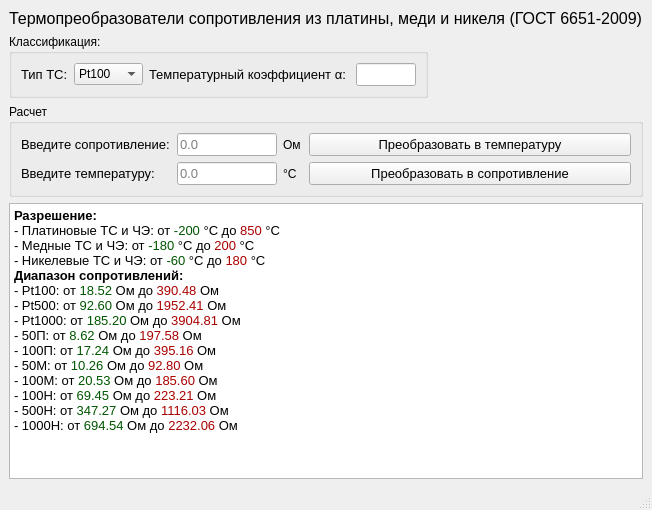
Qt form rtd_calculator_resistance_to_temperature.ui (Solderingironspb/CRC-Calculator-by-Solderingiron) before a commit.
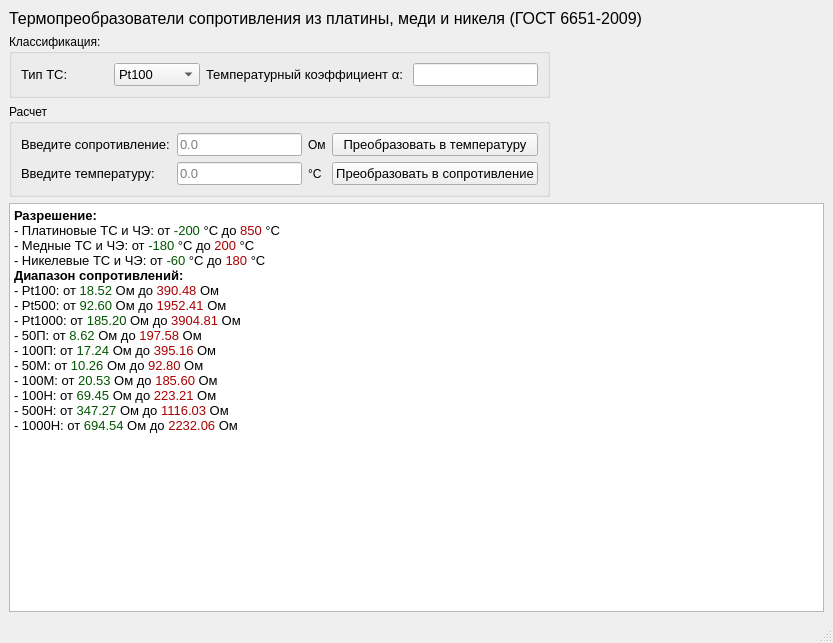
The same form after that commit. Icons and pictures are not drawn.

What changed in the file:
```diff
--- a/rtd_calculator_resistance_to_temperature.ui
+++ b/rtd_calculator_resistance_to_temperature.ui
@@ -6,8 +6,8 @@
    <rect>
     <x>0</x>
     <y>0</y>
-    <width>652</width>
-    <height>510</height>
+    <width>833</width>
+    <height>643</height>
    </rect>
   </property>
   <property name="windowTitle">
@@ -32,17 +32,39 @@
      </widget>
     </item>
     <item>
+     <layout class="QHBoxLayout" name="horizontalLayout_3">
+      <item>
+       <layout class="QVBoxLayout" name="verticalLayout_2">
+        <item>
      <layout class="QHBoxLayout" name="horizontalLayout_2">
       <item>
        <widget class="QGroupBox" name="groupBox">
+            <property name="sizePolicy">
+             <sizepolicy hsizetype="Expanding" vsizetype="Preferred">
+              <horstretch>0</horstretch>
+              <verstretch>0</verstretch>
+             </sizepolicy>
+            </property>
         <property name="title">
          <string>Классификация:</string>
         </property>
-        <layout class="QVBoxLayout" name="verticalLayout">
-         <item>
+            <layout class="QGridLayout" name="gridLayout_3">
+             <item row="0" column="0">
           <layout class="QHBoxLayout" name="horizontalLayout">
            <item>
             <widget class="QLabel" name="label_2">
+                 <property name="sizePolicy">
+                  <sizepolicy hsizetype="Expanding" vsizetype="Preferred">
+                   <horstretch>0</horstretch>
+                   <verstretch>0</verstretch>
+                  </sizepolicy>
+                 </property>
+                 <property name="minimumSize">
+                  <size>
+                   <width>47</width>
+                   <height>0</height>
+                  </size>
+                 </property>
              <property name="font">
               <font>
                <pointsize>10</pointsize>
@@ -55,6 +77,17 @@
            </item>
            <item>
             <widget class="QComboBox" name="comboBox_Type">
+                 <property name="sizePolicy">
+                  <sizepolicy hsizetype="Expanding" vsizetype="Fixed">
+                   <horstretch>0</horstretch>
+                   <verstretch>0</verstretch>
+                  </sizepolicy>
+                 </property>
+                 <property name="font">
+                  <font>
+                   <pointsize>10</pointsize>
+                  </font>
+                 </property>
              <item>
               <property name="text">
                <string>Pt100</string>
@@ -109,6 +142,18 @@
            </item>
            <item>
             <widget class="QLabel" name="label_3">
+                 <property name="sizePolicy">
+                  <sizepolicy hsizetype="Expanding" vsizetype="Preferred">
+                   <horstretch>0</horstretch>
+                   <verstretch>0</verstretch>
+                  </sizepolicy>
+                 </property>
+                 <property name="minimumSize">
+                  <size>
+                   <width>197</width>
+                   <height>0</height>
+                  </size>
+                 </property>
              <property name="font">
               <font>
                <pointsize>10</pointsize>
@@ -123,7 +168,7 @@
             <widget class="QLineEdit" name="lineEdit_alpha">
              <property name="maximumSize">
               <size>
-               <width>60</width>
+                   <width>500</width>
                <height>16777215</height>
               </size>
              </property>
@@ -145,19 +190,6 @@
         </layout>
        </widget>
       </item>
-      <item>
-       <spacer name="horizontalSpacer">
-        <property name="orientation">
-         <enum>Qt::Horizontal</enum>
-        </property>
-        <property name="sizeHint" stdset="0">
-         <size>
-          <width>40</width>
-          <height>20</height>
-         </size>
-        </property>
-       </spacer>
-      </item>
      </layout>
     </item>
     <item>
@@ -165,7 +197,7 @@
       <property name="title">
        <string>Расчет</string>
       </property>
-      <layout class="QVBoxLayout" name="verticalLayout_2">
+          <layout class="QVBoxLayout" name="verticalLayout">
        <item>
         <layout class="QGridLayout" name="gridLayout">
          <item row="0" column="0">
@@ -196,7 +228,7 @@
           <widget class="QLineEdit" name="lineEdit">
            <property name="maximumSize">
             <size>
-             <width>100</width>
+                 <width>500</width>
              <height>16777215</height>
             </size>
            </property>
@@ -214,7 +246,7 @@
           <widget class="QLineEdit" name="lineEdit_2">
            <property name="maximumSize">
             <size>
-             <width>100</width>
+                 <width>500</width>
              <height>16777215</height>
             </size>
            </property>
@@ -233,6 +265,12 @@
          </item>
          <item row="0" column="3">
           <widget class="QPushButton" name="pushButton">
+               <property name="sizePolicy">
+                <sizepolicy hsizetype="Expanding" vsizetype="Fixed">
+                 <horstretch>0</horstretch>
+                 <verstretch>0</verstretch>
+                </sizepolicy>
+               </property>
            <property name="font">
             <font>
              <pointsize>10</pointsize>
@@ -269,6 +307,12 @@
          </item>
          <item row="1" column="3">
           <widget class="QPushButton" name="pushButton_2">
+               <property name="sizePolicy">
+                <sizepolicy hsizetype="Expanding" vsizetype="Fixed">
+                 <horstretch>0</horstretch>
+                 <verstretch>0</verstretch>
+                </sizepolicy>
+               </property>
            <property name="font">
             <font>
              <pointsize>10</pointsize>
@@ -281,9 +325,15 @@
          </item>
          <item row="0" column="2">
           <widget class="QLabel" name="label_6">
+               <property name="sizePolicy">
+                <sizepolicy hsizetype="Expanding" vsizetype="Preferred">
+                 <horstretch>0</horstretch>
+                 <verstretch>0</verstretch>
+                </sizepolicy>
+               </property>
            <property name="maximumSize">
             <size>
-             <width>20</width>
+                 <width>100</width>
              <height>16777215</height>
             </size>
            </property>
@@ -294,9 +344,15 @@
          </item>
          <item row="1" column="2">
           <widget class="QLabel" name="label_7">
+               <property name="sizePolicy">
+                <sizepolicy hsizetype="Expanding" vsizetype="Preferred">
+                 <horstretch>0</horstretch>
+                 <verstretch>0</verstretch>
+                </sizepolicy>
+               </property>
            <property name="maximumSize">
             <size>
-             <width>20</width>
+                 <width>100</width>
              <height>16777215</height>
             </size>
            </property>
@@ -310,28 +366,45 @@
       </layout>
      </widget>
     </item>
+       </layout>
+      </item>
+      <item>
+       <spacer name="horizontalSpacer">
+        <property name="orientation">
+         <enum>Qt::Horizontal</enum>
+        </property>
+        <property name="sizeHint" stdset="0">
+         <size>
+          <width>40</width>
+          <height>20</height>
+         </size>
+        </property>
+       </spacer>
+      </item>
+     </layout>
+    </item>
     <item>
      <widget class="QTextBrowser" name="textBrowser">
       <property name="html">
        <string>&lt;!DOCTYPE HTML PUBLIC &quot;-//W3C//DTD HTML 4.0//EN&quot; &quot;http://www.w3.org/TR/REC-html40/strict.dtd&quot;&gt;
-&lt;html&gt;&lt;head&gt;&lt;meta name=&quot;qrichtext&quot; content=&quot;1&quot; /&gt;&lt;style type=&quot;text/css&quot;&gt;
+&lt;html&gt;&lt;head&gt;&lt;meta name=&quot;qrichtext&quot; content=&quot;1&quot; /&gt;&lt;meta charset=&quot;utf-8&quot; /&gt;&lt;style type=&quot;text/css&quot;&gt;
 p, li { white-space: pre-wrap; }
-&lt;/style&gt;&lt;/head&gt;&lt;body style=&quot; font-family:'MS Shell Dlg 2'; font-size:8.25pt; font-weight:400; font-style:normal;&quot;&gt;
-&lt;p style=&quot; margin-top:0px; margin-bottom:0px; margin-left:0px; margin-right:0px; -qt-block-indent:0; text-indent:0px;&quot;&gt;&lt;span style=&quot; font-size:10pt; font-weight:600;&quot;&gt;Разрешение:&lt;/span&gt;&lt;/p&gt;
-&lt;p style=&quot; margin-top:0px; margin-bottom:0px; margin-left:0px; margin-right:0px; -qt-block-indent:0; text-indent:0px;&quot;&gt;&lt;span style=&quot; font-size:10pt;&quot;&gt;- Платиновые ТС и ЧЭ: от &lt;/span&gt;&lt;span style=&quot; font-size:10pt; color:#005500;&quot;&gt;-200&lt;/span&gt;&lt;span style=&quot; font-size:10pt;&quot;&gt; °C до &lt;/span&gt;&lt;span style=&quot; font-size:10pt; color:#aa0000;&quot;&gt;850&lt;/span&gt;&lt;span style=&quot; font-size:10pt;&quot;&gt; °С &lt;/span&gt;&lt;/p&gt;
-&lt;p style=&quot; margin-top:0px; margin-bottom:0px; margin-left:0px; margin-right:0px; -qt-block-indent:0; text-indent:0px;&quot;&gt;&lt;span style=&quot; font-size:10pt;&quot;&gt;- Медные ТС и ЧЭ: от &lt;/span&gt;&lt;span style=&quot; font-size:10pt; color:#005500;&quot;&gt;-180&lt;/span&gt;&lt;span style=&quot; font-size:10pt;&quot;&gt; °C до &lt;/span&gt;&lt;span style=&quot; font-size:10pt; color:#aa0000;&quot;&gt;200&lt;/span&gt;&lt;span style=&quot; font-size:10pt;&quot;&gt; °С &lt;/span&gt;&lt;/p&gt;
-&lt;p style=&quot; margin-top:0px; margin-bottom:0px; margin-left:0px; margin-right:0px; -qt-block-indent:0; text-indent:0px;&quot;&gt;&lt;span style=&quot; font-size:10pt;&quot;&gt;- Никелевые ТС и ЧЭ: от &lt;/span&gt;&lt;span style=&quot; font-size:10pt; color:#005500;&quot;&gt;-60&lt;/span&gt;&lt;span style=&quot; font-size:10pt;&quot;&gt; °C до &lt;/span&gt;&lt;span style=&quot; font-size:10pt; color:#aa0000;&quot;&gt;180&lt;/span&gt;&lt;span style=&quot; font-size:10pt;&quot;&gt; °С &lt;/span&gt;&lt;/p&gt;
-&lt;p style=&quot; margin-top:0px; margin-bottom:0px; margin-left:0px; margin-right:0px; -qt-block-indent:0; text-indent:0px;&quot;&gt;&lt;span style=&quot; font-size:10pt; font-weight:600;&quot;&gt;Диапазон сопротивлений:&lt;/span&gt;&lt;/p&gt;
-&lt;p style=&quot; margin-top:0px; margin-bottom:0px; margin-left:0px; margin-right:0px; -qt-block-indent:0; text-indent:0px;&quot;&gt;&lt;span style=&quot; font-size:10pt;&quot;&gt;- Pt100: от &lt;/span&gt;&lt;span style=&quot; font-size:10pt; color:#005500;&quot;&gt;18.52&lt;/span&gt;&lt;span style=&quot; font-size:10pt;&quot;&gt; Ом до &lt;/span&gt;&lt;span style=&quot; font-size:10pt; color:#aa0000;&quot;&gt;390.48&lt;/span&gt;&lt;span style=&quot; font-size:10pt;&quot;&gt; Ом&lt;/span&gt;&lt;/p&gt;
-&lt;p style=&quot; margin-top:0px; margin-bottom:0px; margin-left:0px; margin-right:0px; -qt-block-indent:0; text-indent:0px;&quot;&gt;&lt;span style=&quot; font-size:10pt;&quot;&gt;- Pt500: от &lt;/span&gt;&lt;span style=&quot; font-size:10pt; color:#005500;&quot;&gt;92.60&lt;/span&gt;&lt;span style=&quot; font-size:10pt;&quot;&gt; Ом до &lt;/span&gt;&lt;span style=&quot; font-size:10pt; color:#aa0000;&quot;&gt;1952.41&lt;/span&gt;&lt;span style=&quot; font-size:10pt;&quot;&gt; Ом&lt;/span&gt;&lt;/p&gt;
-&lt;p style=&quot; margin-top:0px; margin-bottom:0px; margin-left:0px; margin-right:0px; -qt-block-indent:0; text-indent:0px;&quot;&gt;&lt;span style=&quot; font-size:10pt;&quot;&gt;- Pt1000: от &lt;/span&gt;&lt;span style=&quot; font-size:10pt; color:#005500;&quot;&gt;185.20&lt;/span&gt;&lt;span style=&quot; font-size:10pt;&quot;&gt; Ом до &lt;/span&gt;&lt;span style=&quot; font-size:10pt; color:#aa0000;&quot;&gt;3904.81&lt;/span&gt;&lt;span style=&quot; font-size:10pt;&quot;&gt; Ом&lt;/span&gt;&lt;/p&gt;
-&lt;p style=&quot; margin-top:0px; margin-bottom:0px; margin-left:0px; margin-right:0px; -qt-block-indent:0; text-indent:0px;&quot;&gt;&lt;span style=&quot; font-size:10pt;&quot;&gt;- 50П: от &lt;/span&gt;&lt;span style=&quot; font-size:10pt; color:#005500;&quot;&gt;8.62&lt;/span&gt;&lt;span style=&quot; font-size:10pt;&quot;&gt; Ом до &lt;/span&gt;&lt;span style=&quot; font-size:10pt; color:#aa0000;&quot;&gt;197.58 &lt;/span&gt;&lt;span style=&quot; font-size:10pt;&quot;&gt;Ом&lt;/span&gt;&lt;/p&gt;
-&lt;p style=&quot; margin-top:0px; margin-bottom:0px; margin-left:0px; margin-right:0px; -qt-block-indent:0; text-indent:0px;&quot;&gt;&lt;span style=&quot; font-size:10pt;&quot;&gt;- 100П: от &lt;/span&gt;&lt;span style=&quot; font-size:10pt; color:#005500;&quot;&gt;17.24&lt;/span&gt;&lt;span style=&quot; font-size:10pt;&quot;&gt; Ом до &lt;/span&gt;&lt;span style=&quot; font-size:10pt; color:#aa0000;&quot;&gt;395.16&lt;/span&gt;&lt;span style=&quot; font-size:10pt;&quot;&gt; Ом&lt;/span&gt;&lt;/p&gt;
-&lt;p style=&quot; margin-top:0px; margin-bottom:0px; margin-left:0px; margin-right:0px; -qt-block-indent:0; text-indent:0px;&quot;&gt;&lt;span style=&quot; font-size:10pt;&quot;&gt;- 50М: от &lt;/span&gt;&lt;span style=&quot; font-size:10pt; color:#005500;&quot;&gt;10.26&lt;/span&gt;&lt;span style=&quot; font-size:10pt;&quot;&gt; Ом до &lt;/span&gt;&lt;span style=&quot; font-size:10pt; color:#aa0000;&quot;&gt;92.80&lt;/span&gt;&lt;span style=&quot; font-size:10pt;&quot;&gt; Ом&lt;/span&gt;&lt;/p&gt;
-&lt;p style=&quot; margin-top:0px; margin-bottom:0px; margin-left:0px; margin-right:0px; -qt-block-indent:0; text-indent:0px;&quot;&gt;&lt;span style=&quot; font-size:10pt;&quot;&gt;- 100М: от &lt;/span&gt;&lt;span style=&quot; font-size:10pt; color:#005500;&quot;&gt;20.53&lt;/span&gt;&lt;span style=&quot; font-size:10pt;&quot;&gt; Ом до &lt;/span&gt;&lt;span style=&quot; font-size:10pt; color:#aa0000;&quot;&gt;185.60&lt;/span&gt;&lt;span style=&quot; font-size:10pt;&quot;&gt; Ом&lt;/span&gt;&lt;/p&gt;
-&lt;p style=&quot; margin-top:0px; margin-bottom:0px; margin-left:0px; margin-right:0px; -qt-block-indent:0; text-indent:0px;&quot;&gt;&lt;span style=&quot; font-size:10pt;&quot;&gt;- 100Н: от &lt;/span&gt;&lt;span style=&quot; font-size:10pt; color:#005500;&quot;&gt;69.45&lt;/span&gt;&lt;span style=&quot; font-size:10pt;&quot;&gt; Ом до&lt;/span&gt;&lt;span style=&quot; font-size:10pt; color:#aa0000;&quot;&gt; 223.21&lt;/span&gt;&lt;span style=&quot; font-size:10pt;&quot;&gt; Ом&lt;/span&gt;&lt;/p&gt;
-&lt;p style=&quot; margin-top:0px; margin-bottom:0px; margin-left:0px; margin-right:0px; -qt-block-indent:0; text-indent:0px;&quot;&gt;&lt;span style=&quot; font-size:10pt;&quot;&gt;- 500Н: от &lt;/span&gt;&lt;span style=&quot; font-size:10pt; color:#005500;&quot;&gt;347.27&lt;/span&gt;&lt;span style=&quot; font-size:10pt;&quot;&gt; Ом до &lt;/span&gt;&lt;span style=&quot; font-size:10pt; color:#aa0000;&quot;&gt;1116.03&lt;/span&gt;&lt;span style=&quot; font-size:10pt;&quot;&gt; Ом&lt;/span&gt;&lt;/p&gt;
-&lt;p style=&quot; margin-top:0px; margin-bottom:0px; margin-left:0px; margin-right:0px; -qt-block-indent:0; text-indent:0px;&quot;&gt;&lt;span style=&quot; font-size:10pt;&quot;&gt;- 1000Н: от &lt;/span&gt;&lt;span style=&quot; font-size:10pt; color:#005500;&quot;&gt;694.54&lt;/span&gt;&lt;span style=&quot; font-size:10pt;&quot;&gt; Ом до &lt;/span&gt;&lt;span style=&quot; font-size:10pt; color:#aa0000;&quot;&gt;2232.06&lt;/span&gt;&lt;span style=&quot; font-size:10pt;&quot;&gt; Ом&lt;/span&gt;&lt;/p&gt;&lt;/body&gt;&lt;/html&gt;</string>
+&lt;/style&gt;&lt;/head&gt;&lt;body style=&quot; font-family:'Segoe UI'; font-size:9pt; font-weight:400; font-style:normal;&quot;&gt;
+&lt;p style=&quot; margin-top:0px; margin-bottom:0px; margin-left:0px; margin-right:0px; -qt-block-indent:0; text-indent:0px;&quot;&gt;&lt;span style=&quot; font-family:'MS Shell Dlg 2'; font-size:10pt; font-weight:600;&quot;&gt;Разрешение:&lt;/span&gt;&lt;/p&gt;
+&lt;p style=&quot; margin-top:0px; margin-bottom:0px; margin-left:0px; margin-right:0px; -qt-block-indent:0; text-indent:0px;&quot;&gt;&lt;span style=&quot; font-family:'MS Shell Dlg 2'; font-size:10pt;&quot;&gt;- Платиновые ТС и ЧЭ: от &lt;/span&gt;&lt;span style=&quot; font-family:'MS Shell Dlg 2'; font-size:10pt; color:#005500;&quot;&gt;-200&lt;/span&gt;&lt;span style=&quot; font-family:'MS Shell Dlg 2'; font-size:10pt;&quot;&gt; °C до &lt;/span&gt;&lt;span style=&quot; font-family:'MS Shell Dlg 2'; font-size:10pt; color:#aa0000;&quot;&gt;850&lt;/span&gt;&lt;span style=&quot; font-family:'MS Shell Dlg 2'; font-size:10pt;&quot;&gt; °С &lt;/span&gt;&lt;/p&gt;
+&lt;p style=&quot; margin-top:0px; margin-bottom:0px; margin-left:0px; margin-right:0px; -qt-block-indent:0; text-indent:0px;&quot;&gt;&lt;span style=&quot; font-family:'MS Shell Dlg 2'; font-size:10pt;&quot;&gt;- Медные ТС и ЧЭ: от &lt;/span&gt;&lt;span style=&quot; font-family:'MS Shell Dlg 2'; font-size:10pt; color:#005500;&quot;&gt;-180&lt;/span&gt;&lt;span style=&quot; font-family:'MS Shell Dlg 2'; font-size:10pt;&quot;&gt; °C до &lt;/span&gt;&lt;span style=&quot; font-family:'MS Shell Dlg 2'; font-size:10pt; color:#aa0000;&quot;&gt;200&lt;/span&gt;&lt;span style=&quot; font-family:'MS Shell Dlg 2'; font-size:10pt;&quot;&gt; °С &lt;/span&gt;&lt;/p&gt;
+&lt;p style=&quot; margin-top:0px; margin-bottom:0px; margin-left:0px; margin-right:0px; -qt-block-indent:0; text-indent:0px;&quot;&gt;&lt;span style=&quot; font-family:'MS Shell Dlg 2'; font-size:10pt;&quot;&gt;- Никелевые ТС и ЧЭ: от &lt;/span&gt;&lt;span style=&quot; font-family:'MS Shell Dlg 2'; font-size:10pt; color:#005500;&quot;&gt;-60&lt;/span&gt;&lt;span style=&quot; font-family:'MS Shell Dlg 2'; font-size:10pt;&quot;&gt; °C до &lt;/span&gt;&lt;span style=&quot; font-family:'MS Shell Dlg 2'; font-size:10pt; color:#aa0000;&quot;&gt;180&lt;/span&gt;&lt;span style=&quot; font-family:'MS Shell Dlg 2'; font-size:10pt;&quot;&gt; °С &lt;/span&gt;&lt;/p&gt;
+&lt;p style=&quot; margin-top:0px; margin-bottom:0px; margin-left:0px; margin-right:0px; -qt-block-indent:0; text-indent:0px;&quot;&gt;&lt;span style=&quot; font-family:'MS Shell Dlg 2'; font-size:10pt; font-weight:600;&quot;&gt;Диапазон сопротивлений:&lt;/span&gt;&lt;/p&gt;
+&lt;p style=&quot; margin-top:0px; margin-bottom:0px; margin-left:0px; margin-right:0px; -qt-block-indent:0; text-indent:0px;&quot;&gt;&lt;span style=&quot; font-family:'MS Shell Dlg 2'; font-size:10pt;&quot;&gt;- Pt100: от &lt;/span&gt;&lt;span style=&quot; font-family:'MS Shell Dlg 2'; font-size:10pt; color:#005500;&quot;&gt;18.52&lt;/span&gt;&lt;span style=&quot; font-family:'MS Shell Dlg 2'; font-size:10pt;&quot;&gt; Ом до &lt;/span&gt;&lt;span style=&quot; font-family:'MS Shell Dlg 2'; font-size:10pt; color:#aa0000;&quot;&gt;390.48&lt;/span&gt;&lt;span style=&quot; font-family:'MS Shell Dlg 2'; font-size:10pt;&quot;&gt; Ом&lt;/span&gt;&lt;/p&gt;
+&lt;p style=&quot; margin-top:0px; margin-bottom:0px; margin-left:0px; margin-right:0px; -qt-block-indent:0; text-indent:0px;&quot;&gt;&lt;span style=&quot; font-family:'MS Shell Dlg 2'; font-size:10pt;&quot;&gt;- Pt500: от &lt;/span&gt;&lt;span style=&quot; font-family:'MS Shell Dlg 2'; font-size:10pt; color:#005500;&quot;&gt;92.60&lt;/span&gt;&lt;span style=&quot; font-family:'MS Shell Dlg 2'; font-size:10pt;&quot;&gt; Ом до &lt;/span&gt;&lt;span style=&quot; font-family:'MS Shell Dlg 2'; font-size:10pt; color:#aa0000;&quot;&gt;1952.41&lt;/span&gt;&lt;span style=&quot; font-family:'MS Shell Dlg 2'; font-size:10pt;&quot;&gt; Ом&lt;/span&gt;&lt;/p&gt;
+&lt;p style=&quot; margin-top:0px; margin-bottom:0px; margin-left:0px; margin-right:0px; -qt-block-indent:0; text-indent:0px;&quot;&gt;&lt;span style=&quot; font-family:'MS Shell Dlg 2'; font-size:10pt;&quot;&gt;- Pt1000: от &lt;/span&gt;&lt;span style=&quot; font-family:'MS Shell Dlg 2'; font-size:10pt; color:#005500;&quot;&gt;185.20&lt;/span&gt;&lt;span style=&quot; font-family:'MS Shell Dlg 2'; font-size:10pt;&quot;&gt; Ом до &lt;/span&gt;&lt;span style=&quot; font-family:'MS Shell Dlg 2'; font-size:10pt; color:#aa0000;&quot;&gt;3904.81&lt;/span&gt;&lt;span style=&quot; font-family:'MS Shell Dlg 2'; font-size:10pt;&quot;&gt; Ом&lt;/span&gt;&lt;/p&gt;
+&lt;p style=&quot; margin-top:0px; margin-bottom:0px; margin-left:0px; margin-right:0px; -qt-block-indent:0; text-indent:0px;&quot;&gt;&lt;span style=&quot; font-family:'MS Shell Dlg 2'; font-size:10pt;&quot;&gt;- 50П: от &lt;/span&gt;&lt;span style=&quot; font-family:'MS Shell Dlg 2'; font-size:10pt; color:#005500;&quot;&gt;8.62&lt;/span&gt;&lt;span style=&quot; font-family:'MS Shell Dlg 2'; font-size:10pt;&quot;&gt; Ом до &lt;/span&gt;&lt;span style=&quot; font-family:'MS Shell Dlg 2'; font-size:10pt; color:#aa0000;&quot;&gt;197.58 &lt;/span&gt;&lt;span style=&quot; font-family:'MS Shell Dlg 2'; font-size:10pt;&quot;&gt;Ом&lt;/span&gt;&lt;/p&gt;
+&lt;p style=&quot; margin-top:0px; margin-bottom:0px; margin-left:0px; margin-right:0px; -qt-block-indent:0; text-indent:0px;&quot;&gt;&lt;span style=&quot; font-family:'MS Shell Dlg 2'; font-size:10pt;&quot;&gt;- 100П: от &lt;/span&gt;&lt;span style=&quot; font-family:'MS Shell Dlg 2'; font-size:10pt; color:#005500;&quot;&gt;17.24&lt;/span&gt;&lt;span style=&quot; font-family:'MS Shell Dlg 2'; font-size:10pt;&quot;&gt; Ом до &lt;/span&gt;&lt;span style=&quot; font-family:'MS Shell Dlg 2'; font-size:10pt; color:#aa0000;&quot;&gt;395.16&lt;/span&gt;&lt;span style=&quot; font-family:'MS Shell Dlg 2'; font-size:10pt;&quot;&gt; Ом&lt;/span&gt;&lt;/p&gt;
+&lt;p style=&quot; margin-top:0px; margin-bottom:0px; margin-left:0px; margin-right:0px; -qt-block-indent:0; text-indent:0px;&quot;&gt;&lt;span style=&quot; font-family:'MS Shell Dlg 2'; font-size:10pt;&quot;&gt;- 50М: от &lt;/span&gt;&lt;span style=&quot; font-family:'MS Shell Dlg 2'; font-size:10pt; color:#005500;&quot;&gt;10.26&lt;/span&gt;&lt;span style=&quot; font-family:'MS Shell Dlg 2'; font-size:10pt;&quot;&gt; Ом до &lt;/span&gt;&lt;span style=&quot; font-family:'MS Shell Dlg 2'; font-size:10pt; color:#aa0000;&quot;&gt;92.80&lt;/span&gt;&lt;span style=&quot; font-family:'MS Shell Dlg 2'; font-size:10pt;&quot;&gt; Ом&lt;/span&gt;&lt;/p&gt;
+&lt;p style=&quot; margin-top:0px; margin-bottom:0px; margin-left:0px; margin-right:0px; -qt-block-indent:0; text-indent:0px;&quot;&gt;&lt;span style=&quot; font-family:'MS Shell Dlg 2'; font-size:10pt;&quot;&gt;- 100М: от &lt;/span&gt;&lt;span style=&quot; font-family:'MS Shell Dlg 2'; font-size:10pt; color:#005500;&quot;&gt;20.53&lt;/span&gt;&lt;span style=&quot; font-family:'MS Shell Dlg 2'; font-size:10pt;&quot;&gt; Ом до &lt;/span&gt;&lt;span style=&quot; font-family:'MS Shell Dlg 2'; font-size:10pt; color:#aa0000;&quot;&gt;185.60&lt;/span&gt;&lt;span style=&quot; font-family:'MS Shell Dlg 2'; font-size:10pt;&quot;&gt; Ом&lt;/span&gt;&lt;/p&gt;
+&lt;p style=&quot; margin-top:0px; margin-bottom:0px; margin-left:0px; margin-right:0px; -qt-block-indent:0; text-indent:0px;&quot;&gt;&lt;span style=&quot; font-family:'MS Shell Dlg 2'; font-size:10pt;&quot;&gt;- 100Н: от &lt;/span&gt;&lt;span style=&quot; font-family:'MS Shell Dlg 2'; font-size:10pt; color:#005500;&quot;&gt;69.45&lt;/span&gt;&lt;span style=&quot; font-family:'MS Shell Dlg 2'; font-size:10pt;&quot;&gt; Ом до&lt;/span&gt;&lt;span style=&quot; font-family:'MS Shell Dlg 2'; font-size:10pt; color:#aa0000;&quot;&gt; 223.21&lt;/span&gt;&lt;span style=&quot; font-family:'MS Shell Dlg 2'; font-size:10pt;&quot;&gt; Ом&lt;/span&gt;&lt;/p&gt;
+&lt;p style=&quot; margin-top:0px; margin-bottom:0px; margin-left:0px; margin-right:0px; -qt-block-indent:0; text-indent:0px;&quot;&gt;&lt;span style=&quot; font-family:'MS Shell Dlg 2'; font-size:10pt;&quot;&gt;- 500Н: от &lt;/span&gt;&lt;span style=&quot; font-family:'MS Shell Dlg 2'; font-size:10pt; color:#005500;&quot;&gt;347.27&lt;/span&gt;&lt;span style=&quot; font-family:'MS Shell Dlg 2'; font-size:10pt;&quot;&gt; Ом до &lt;/span&gt;&lt;span style=&quot; font-family:'MS Shell Dlg 2'; font-size:10pt; color:#aa0000;&quot;&gt;1116.03&lt;/span&gt;&lt;span style=&quot; font-family:'MS Shell Dlg 2'; font-size:10pt;&quot;&gt; Ом&lt;/span&gt;&lt;/p&gt;
+&lt;p style=&quot; margin-top:0px; margin-bottom:0px; margin-left:0px; margin-right:0px; -qt-block-indent:0; text-indent:0px;&quot;&gt;&lt;span style=&quot; font-family:'MS Shell Dlg 2'; font-size:10pt;&quot;&gt;- 1000Н: от &lt;/span&gt;&lt;span style=&quot; font-family:'MS Shell Dlg 2'; font-size:10pt; color:#005500;&quot;&gt;694.54&lt;/span&gt;&lt;span style=&quot; font-family:'MS Shell Dlg 2'; font-size:10pt;&quot;&gt; Ом до &lt;/span&gt;&lt;span style=&quot; font-family:'MS Shell Dlg 2'; font-size:10pt; color:#aa0000;&quot;&gt;2232.06&lt;/span&gt;&lt;span style=&quot; font-family:'MS Shell Dlg 2'; font-size:10pt;&quot;&gt; Ом&lt;/span&gt;&lt;/p&gt;&lt;/body&gt;&lt;/html&gt;</string>
       </property>
      </widget>
     </item>
```
Left out of the diff: 20 changed lines with no effect on the pictures. Lines whose indentation alone changed are shown as unchanged.
